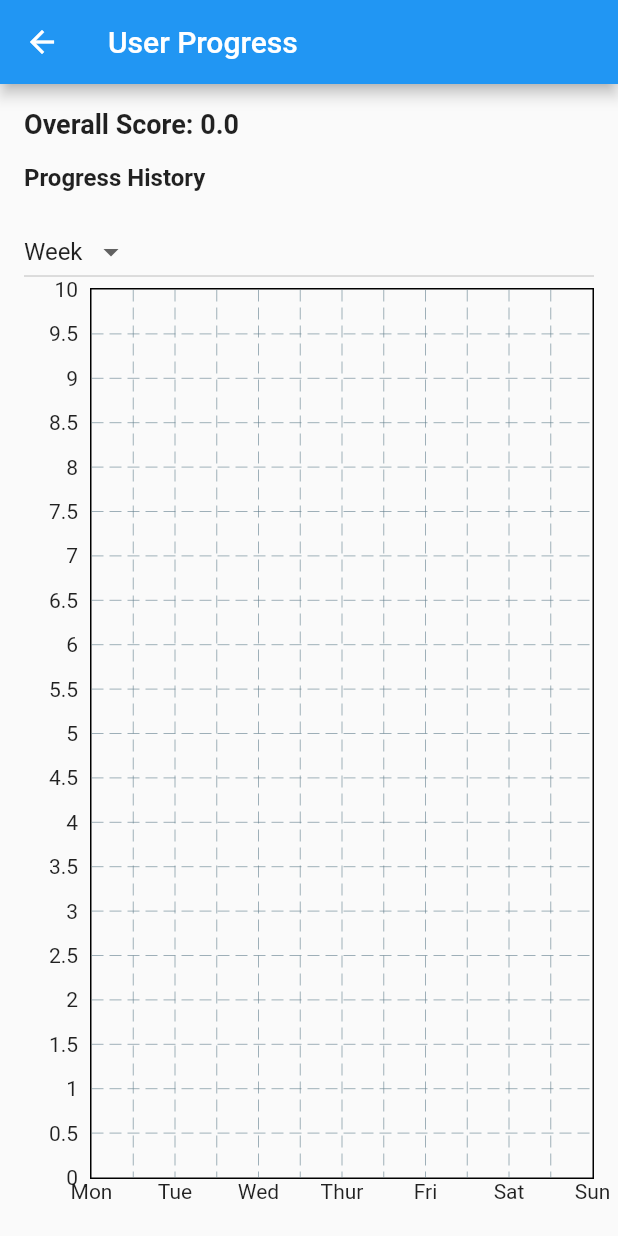
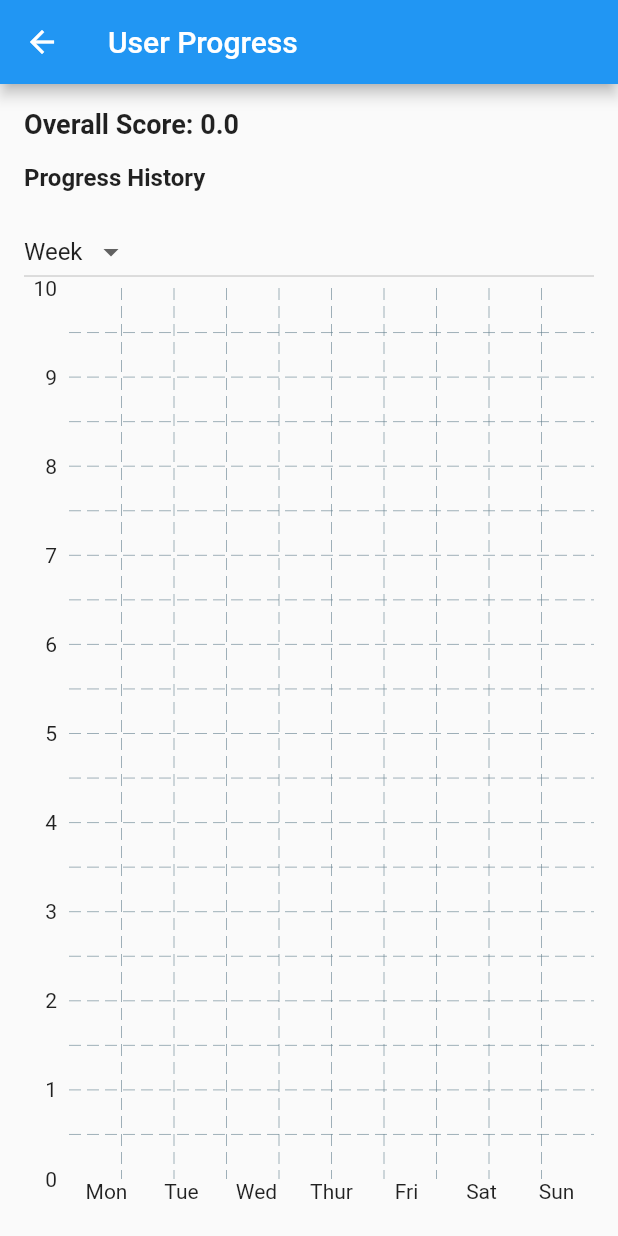
Before and after one commit to Team-1-Seoultech-Adv-SoftEng-2023/Glenn, a Flutter app: the UserProgressScreen screen opened directly, on a phone screen of 412 x 824 dp. Run offline on Flutter 3.47's test engine with Material 2 defaults, Android fonts, the phone set to English and light mode, and no system bars; drawn by our look-alikes of fl_chart; our stand-ins replace table_calendar.

Commit message:
fixed user_graph

```diff
--- a/lib/user_progress_screen.dart
+++ b/lib/user_progress_screen.dart
@@ -1,7 +1,5 @@
 import 'package:flutter/material.dart';
 import 'package:fl_chart/fl_chart.dart';
-import 'package:intl/intl.dart';
-import 'main.dart';
 
 class UserProgressScreen extends StatefulWidget {
   final double overallScore;
@@ -31,7 +29,7 @@ class _UserProgressScreenState extends State<UserProgressScreen> {
           crossAxisAlignment: CrossAxisAlignment.stretch,
           children: [
             Text(
-              'Overall Score: ${overallScore}',
+              'Overall Score: ${widget.overallScore}',
               style: TextStyle(fontSize: 18, fontWeight: FontWeight.bold),
             ),
             SizedBox(height: 16),
@@ -57,33 +55,19 @@ class _UserProgressScreenState extends State<UserProgressScreen> {
                   .toList(),
             ),
             Expanded(
-              child: LineChart(
-                LineChartData(
-                  minX: 0,
-                  maxX: _calculateMaxX(),
+              child: BarChart(
+                BarChartData(
+                  alignment: BarChartAlignment.spaceAround,
                   minY: _calculateMinY(),
                   maxY: _calculateMaxY(),
-                  lineBarsData: [
-                    LineChartBarData(
-                      spots: List.generate(
-                        _getFilteredData().length,
-                        (index) {
-                          final data = _getFilteredData()[index];
-                          final date = data['date'];
-                          final xValue = _getXValue(date) - 1;
-                          return FlSpot(
-                            xValue,
-                            data['scoreChange'].toDouble(),
-                          );
-                        },
-                      ),
-                      isCurved: false,
-                      dotData: FlDotData(show: true),
-                      belowBarData: BarAreaData(show: false),
-                    ),
-                  ],
                   titlesData: FlTitlesData(
                     show: true,
+                    leftTitles: AxisTitles(
+                        sideTitles: SideTitles(
+                      showTitles: true,
+                      interval: 1,
+                      reservedSize: 30,
+                    )),
                     rightTitles:
                         AxisTitles(sideTitles: SideTitles(showTitles: false)),
                     topTitles:
@@ -98,6 +82,37 @@ class _UserProgressScreenState extends State<UserProgressScreen> {
                       ),
                     ),
                   ),
+                  borderData: FlBorderData(
+                    show: false,
+                  ),
+                  barGroups: List.generate(
+                    _getFilteredData().length,
+                    (index) {
+                      final data = _getFilteredData()[index];
+                      final date = data['date'];
+                      final xValue = _getXValue(date).toInt();
+
+                      return BarChartGroupData(
+                        x: xValue, // Convert xValue to double
+                        barRods: [
+                          BarChartRodData(
+                            toY: data['scoreChange'].toDouble(),
+                            color: data['scoreChange'] >= 0
+                                ? Colors.blue
+                                : Colors.red,
+                            width: 16,
+                          ),
+                        ],
+                      );
+                    },
+                  ),
+                  groupsSpace: 10, // Adjust this value as needed
+                  barTouchData: BarTouchData(
+                    touchTooltipData: BarTouchTooltipData(
+                      tooltipBgColor: const Color.fromARGB(255, 237, 238, 240),
+                    ),
+                  ),
+                  gridData: FlGridData(show: true),
                 ),
               ),
             ),
@@ -117,10 +132,11 @@ class _UserProgressScreenState extends State<UserProgressScreen> {
   }
 
   String _getXAxisLabel(int value) {
+    print(value);
     if (selectedInterval == 'Week') {
-      return _getDayLabel(value);
+      return _getDayLabel(value - 1);
     } else if (selectedInterval == 'Month') {
-      return _getMonthLabel(value);
+      return _getMonthLabel(value - 1);
     }
     return value.toString();
   }
@@ -160,20 +176,17 @@ class _UserProgressScreenState extends State<UserProgressScreen> {
     //return DateFormat('MMM').format(DateTime(2023, value, 1));
   }
 
-  double _calculateMaxX() {
-    return selectedInterval == 'Week' ? 6.0 : 11.0;
-  }
-
   double _calculateMinY() {
-    if (widget.progressHistory.isEmpty) {
+    if (_getFilteredData().isEmpty) {
       return 0.0; // Default value when there is no completed task
     }
 
-    int minScore = widget.progressHistory
+    int minScore = _getFilteredData()
         .map<int>((entry) => entry['scoreChange'])
         .reduce((min, score) => min < score ? min : score);
 
-    return minScore.toDouble() - 5;
+    // Offset negative values by -3
+    return minScore >= 0 ? 0.0 : minScore.toDouble() - 1;
   }
 
   double _calculateMaxY() {
@@ -185,22 +198,45 @@ class _UserProgressScreenState extends State<UserProgressScreen> {
         .map<int>((entry) => entry['scoreChange'])
         .reduce((max, score) => max > score ? max : score);
 
-    return maxScore.toDouble() + 5;
+    return maxScore.toDouble() + 3;
   }
 
   List<Map<String, dynamic>> _getFilteredData() {
     final currentDate = DateTime.now();
-
     List<Map<String, dynamic>> result;
 
     if (selectedInterval == 'Week') {
-      result = _groupAndCalculateDailyScores(7)
-          .where((entry) => currentDate.difference(entry['date']).inDays <= 7)
-          .toList();
+      // Calculate the start and end dates for the current week
+      final startOfWeek =
+          currentDate.subtract(Duration(days: currentDate.weekday - 1));
+      final endOfWeek = currentDate
+          .add(Duration(days: DateTime.sunday - currentDate.weekday + 1));
+
+      final numberOfDays = 7;
+
+      result = List.generate(numberOfDays, (index) {
+        final currentDay = startOfWeek.add(Duration(days: index));
+        return {
+          'date': currentDay,
+          'scoreChange': _groupAndCalculateDailyScores(numberOfDays)
+              .where((entry) => entry['date'].day == currentDay.day)
+              .map<int>((entry) => entry['scoreChange'])
+              .fold(0, (previous, score) => previous + score),
+        };
+      }).toList();
     } else if (selectedInterval == 'Month') {
-      result = _groupAndCalculateDailyScores(30)
-          .where((entry) => currentDate.difference(entry['date']).inDays <= 30)
-          .toList();
+      // Filter tasks for each month in the current year
+      result = List.generate(12, (index) {
+        final startOfMonth = DateTime(currentDate.year, index + 1, 1);
+
+        return {
+          'date': startOfMonth,
+          'scoreChange': _groupAndCalculateMonthlyScores(currentDate.year)
+              .where((entry) => entry['date'].month == index + 1)
+              .map<int>((entry) => entry['scoreChange'])
+              .fold(0, (previous, score) => previous + score),
+        };
+      });
     } else {
       result = widget.progressHistory;
     }
@@ -230,7 +266,30 @@ class _UserProgressScreenState extends State<UserProgressScreen> {
       });
     }
 
-    print(result);
+    return result;
+  }
+
+  List<Map<String, dynamic>> _groupAndCalculateMonthlyScores(int year) {
+    final currentDate = DateTime.now();
+    final filteredData = widget.progressHistory
+        .where((entry) => currentDate.difference(entry['date']).inDays <= 365)
+        .toList();
+
+    final groupedData = <DateTime, num>{};
+    for (var entry in filteredData) {
+      final date = entry['date'];
+      final truncatedDate = DateTime(date.year, date.month);
+      groupedData[truncatedDate] =
+          (groupedData[truncatedDate] ?? 0) + entry['scoreChange'];
+    }
+
+    final result = <Map<String, dynamic>>[];
+    for (var entry in groupedData.entries) {
+      result.add({
+        'date': entry.key,
+        'scoreChange': entry.value,
+      });
+    }
 
     return result;
   }
```
Also changed, not shown: lib/main.dart (+16 -16 lines).
